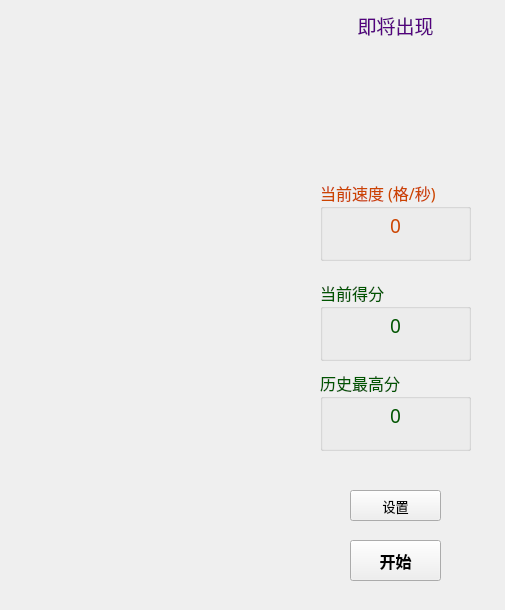
Old version of the form widget.ui in the repository chen-rz/Tetris.
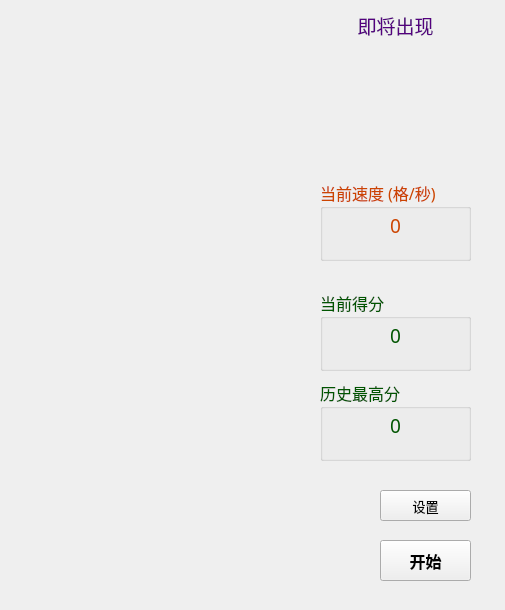
New version of the form. Icons and pictures are not drawn.

What changed in the file:
```diff
--- a/widget.ui
+++ b/widget.ui
@@ -201,7 +201,7 @@
    <property name="geometry">
     <rect>
      <x>320</x>
-     <y>280</y>
+     <y>290</y>
      <width>151</width>
      <height>81</height>
     </rect>
@@ -281,7 +281,7 @@
    <property name="geometry">
     <rect>
      <x>320</x>
-     <y>370</y>
+     <y>380</y>
      <width>151</width>
      <height>81</height>
     </rect>
@@ -360,7 +360,7 @@
   <widget class="QPushButton" name="cmdstart">
    <property name="geometry">
     <rect>
-     <x>350</x>
+     <x>380</x>
      <y>540</y>
      <width>91</width>
      <height>41</height>
@@ -381,7 +381,7 @@
   <widget class="QPushButton" name="settings">
    <property name="geometry">
     <rect>
-     <x>350</x>
+     <x>380</x>
      <y>490</y>
      <width>91</width>
      <height>31</height>
```
Left out of the diff: 11 changed lines with no effect on the pictures.
